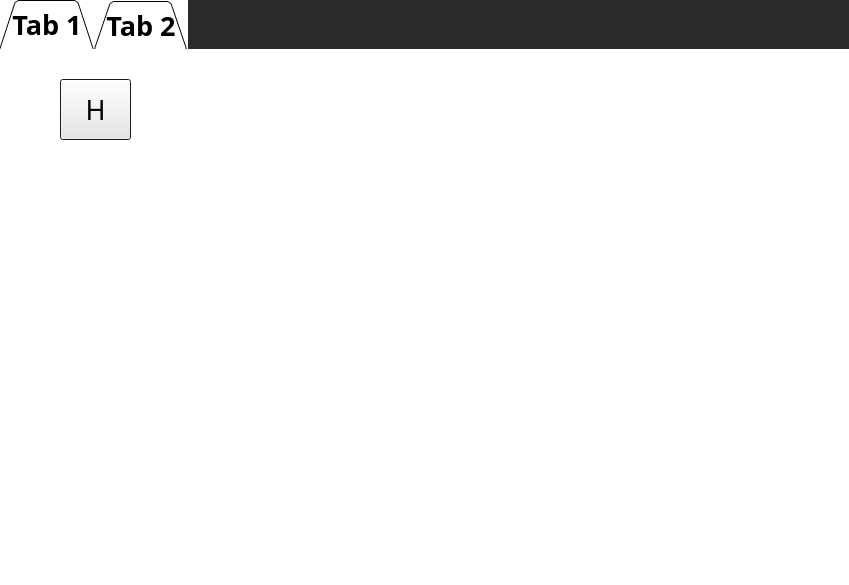
The window that STAGE4/Example-menu/dialog.ui (demirciAhmet/periodiCpp) describes before a commit, drawn with Qt 5.
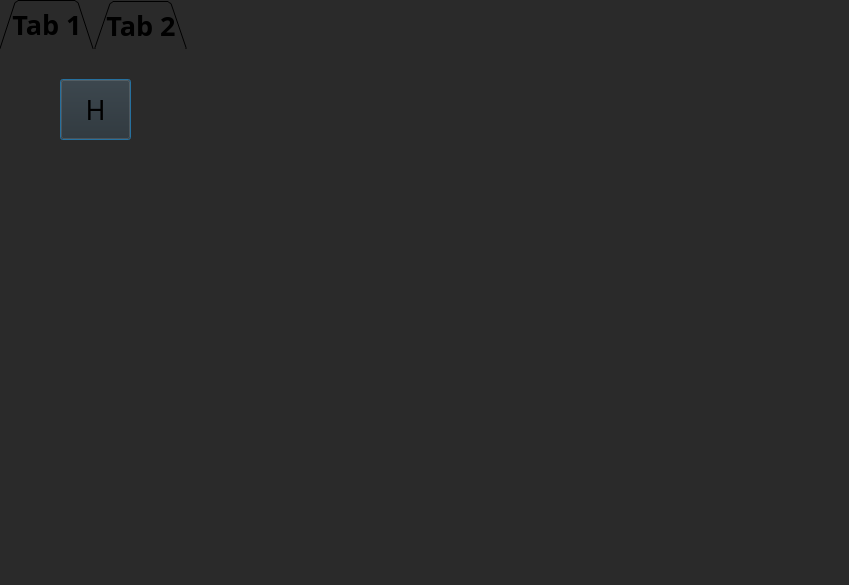
The same window after the commit.

What changed in the file:
```diff
--- a/STAGE4/Example-menu/dialog.ui
+++ b/STAGE4/Example-menu/dialog.ui
@@ -69,9 +69,7 @@
       <bool>false</bool>
      </property>
      <property name="styleSheet">
-      <string notr="true">selection-color: rgb(255, 255, 255);
-background-color: rgb(255, 255, 255);
-selection-background-color: rgb(35, 35, 35);</string>
+      <string notr="true"/>
      </property>
      <property name="tabShape">
       <enum>QTabWidget::Triangular</enum>
```
